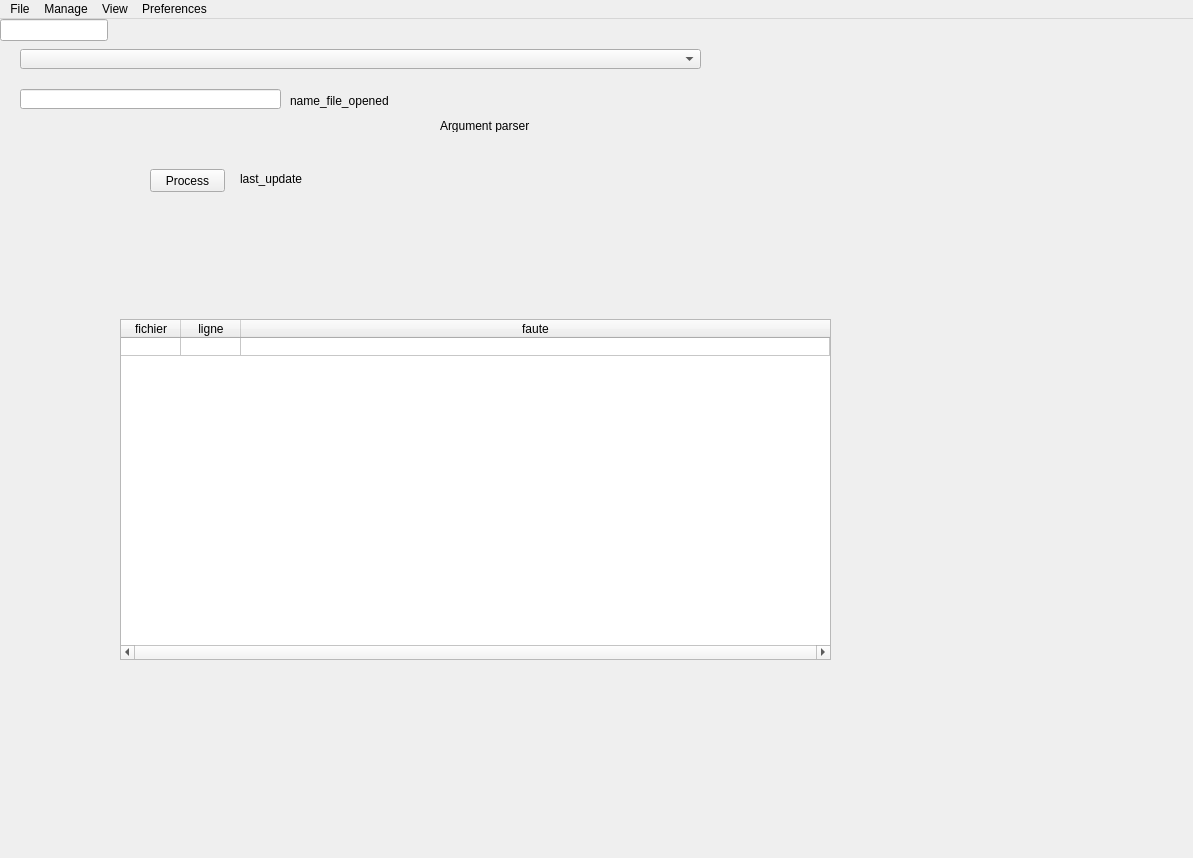
First picture: the form in checkfrench/ui/mainwindow/mainwindow.ui, repository Silous888/RawTextCheck, before the edit.
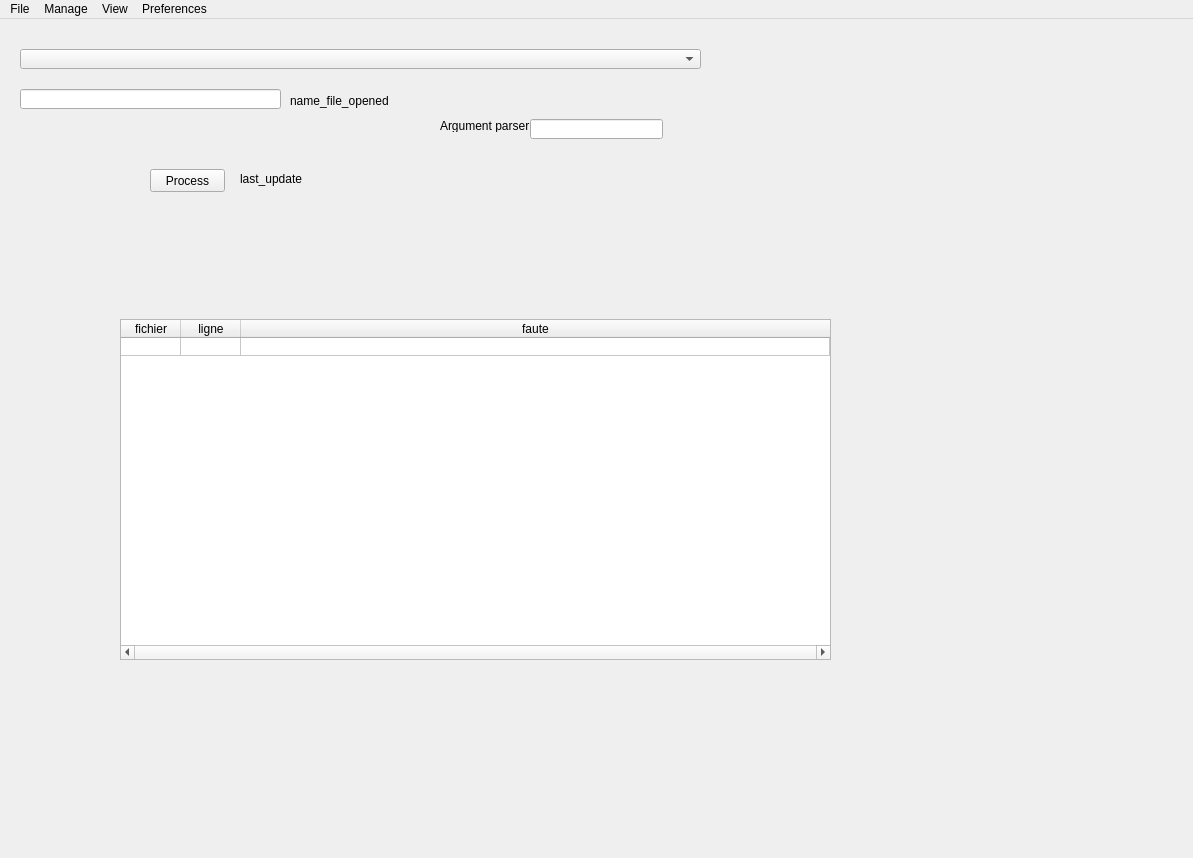
Second picture: the form after the edit.

The edit to the form file:
```diff
--- a/checkfrench/ui/mainwindow/mainwindow.ui
+++ b/checkfrench/ui/mainwindow/mainwindow.ui
@@ -30,7 +30,16 @@
      <string>name_file_opened</string>
     </property>
    </widget>
-   <widget class="QLineEdit" name="lineEdit_argument"/>
+   <widget class="QLineEdit" name="lineEdit_argument">
+    <property name="geometry">
+     <rect>
+      <x>530</x>
+      <y>100</y>
+      <width>133</width>
+      <height>20</height>
+     </rect>
+    </property>
+   </widget>
    <widget class="QLabel" name="label_argument">
     <property name="geometry">
      <rect>
```
